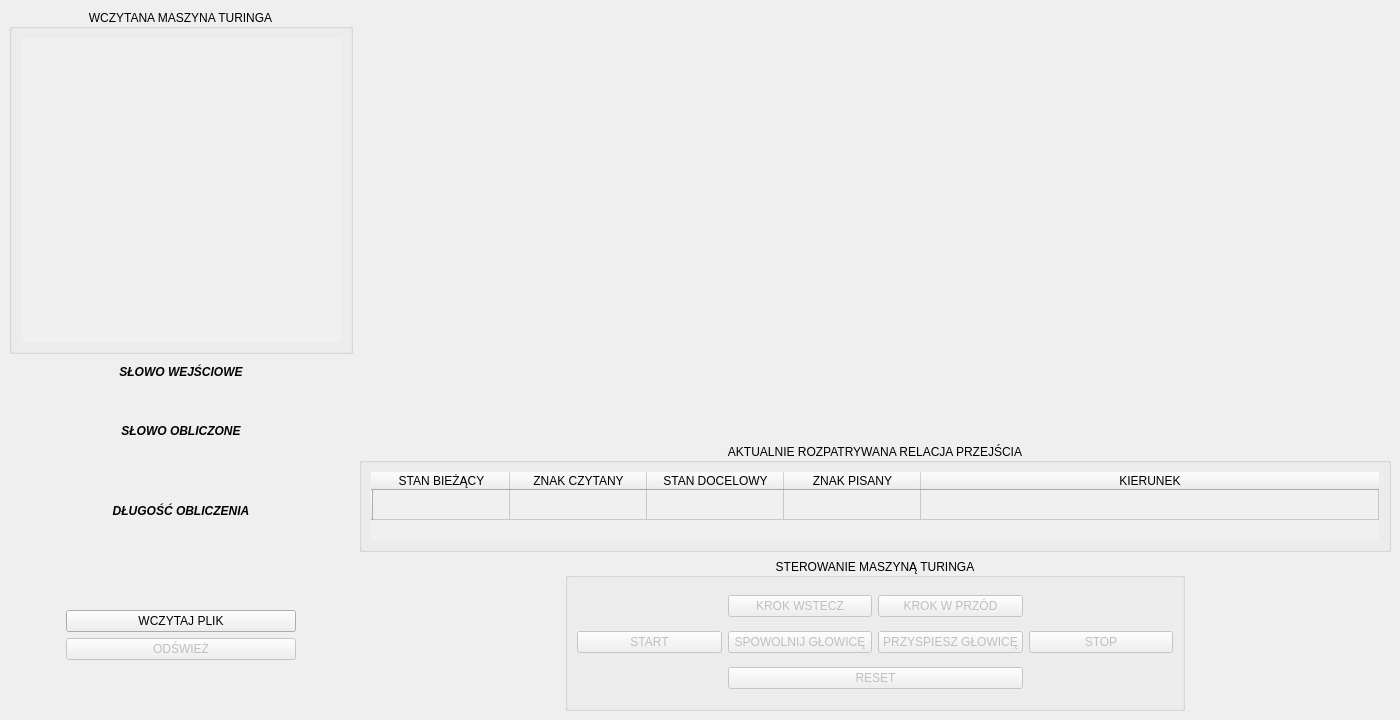
First picture: the form in form.ui, repository MichSosnowski/Deterministic_Turing_Machine, before the edit.
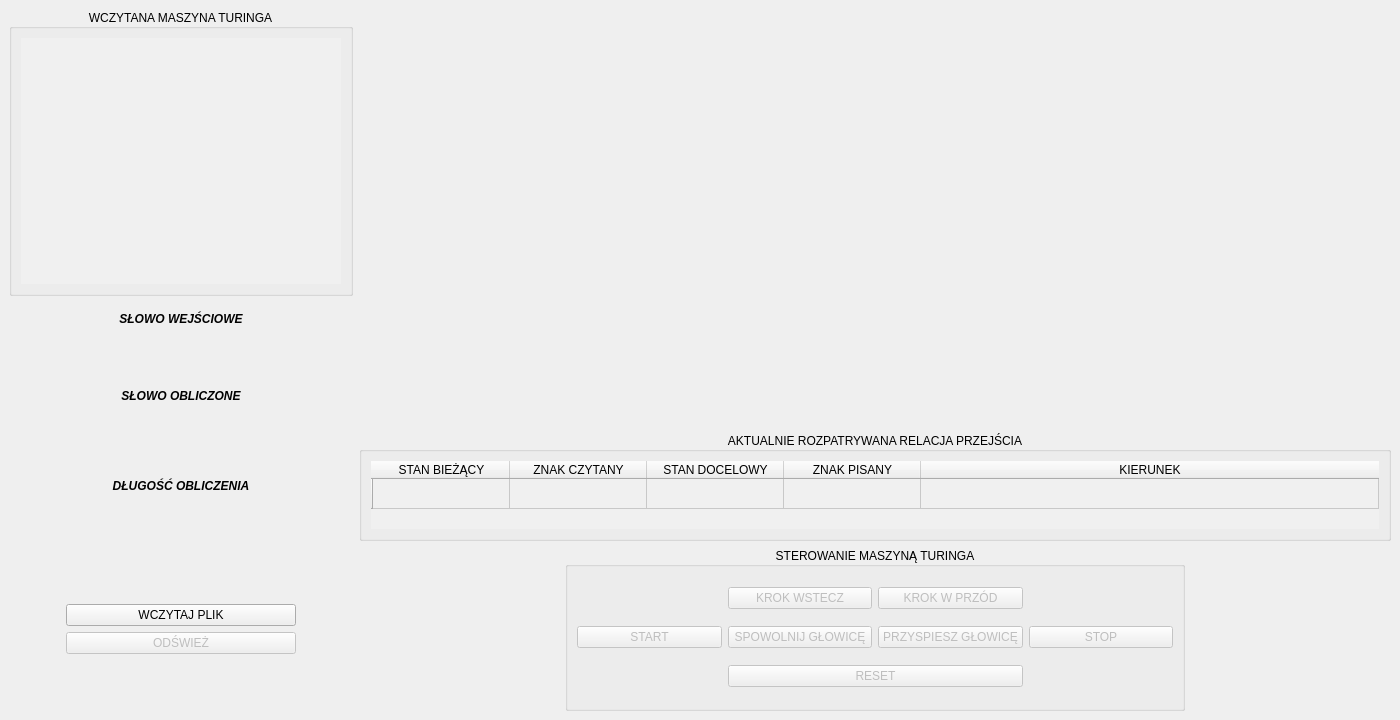
Second picture: the form after the edit.

Commit message: Added ScrollArea for the label used in drawing Turing's machine

Diff of the .ui file:
```diff
--- a/form.ui
+++ b/form.ui
@@ -14,8 +14,8 @@
    <string>MainWindow</string>
   </property>
   <widget class="QWidget" name="centralwidget">
-   <layout class="QGridLayout" name="gridLayout_2" rowstretch="5,2,2,1,1,2,2,2" columnstretch="1,3">
-    <item row="0" column="0" rowspan="3">
+   <layout class="QGridLayout" name="gridLayout_2" rowstretch="5,2,2,1,1,2,2" columnstretch="1,3">
+    <item row="0" column="0" rowspan="2">
      <layout class="QHBoxLayout" name="horizontalLayout_3">
       <item>
        <widget class="QGroupBox" name="groupBox_2">
@@ -41,7 +41,7 @@
       </item>
      </layout>
     </item>
-    <item row="6" column="1" rowspan="2">
+    <item row="5" column="1" rowspan="2">
      <layout class="QHBoxLayout" name="horizontalLayout_2" stretch="1,3,1">
       <item>
        <spacer name="horizontalSpacer_4">
@@ -153,7 +153,89 @@
       </item>
      </layout>
     </item>
-    <item row="6" column="0" rowspan="2">
+    <item row="4" column="1">
+     <widget class="QGroupBox" name="groupBox_3">
+      <property name="title">
+       <string>AKTUALNIE ROZPATRYWANA RELACJA PRZEJŚCIA</string>
+      </property>
+      <property name="alignment">
+       <set>Qt::AlignCenter</set>
+      </property>
+      <property name="flat">
+       <bool>false</bool>
+      </property>
+      <layout class="QVBoxLayout" name="verticalLayout">
+       <item>
+        <widget class="QTableWidget" name="tape_state_table">
+         <property name="focusPolicy">
+          <enum>Qt::NoFocus</enum>
+         </property>
+         <property name="styleSheet">
+          <string notr="true">background-color: rgb(240, 240, 240);</string>
+         </property>
+         <property name="frameShape">
+          <enum>QFrame::NoFrame</enum>
+         </property>
+         <property name="editTriggers">
+          <set>QAbstractItemView::NoEditTriggers</set>
+         </property>
+         <property name="tabKeyNavigation">
+          <bool>false</bool>
+         </property>
+         <property name="selectionMode">
+          <enum>QAbstractItemView::NoSelection</enum>
+         </property>
+         <attribute name="horizontalHeaderCascadingSectionResizes">
+          <bool>false</bool>
+         </attribute>
+         <attribute name="horizontalHeaderDefaultSectionSize">
+          <number>137</number>
+         </attribute>
+         <attribute name="horizontalHeaderHighlightSections">
+          <bool>false</bool>
+         </attribute>
+         <attribute name="horizontalHeaderStretchLastSection">
+          <bool>true</bool>
+         </attribute>
+         <attribute name="verticalHeaderCascadingSectionResizes">
+          <bool>false</bool>
+         </attribute>
+         <row>
+          <property name="text">
+           <string/>
+          </property>
+         </row>
+         <column>
+          <property name="text">
+           <string>STAN BIEŻĄCY</string>
+          </property>
+         </column>
+         <column>
+          <property name="text">
+           <string>ZNAK CZYTANY</string>
+          </property>
+         </column>
+         <column>
+          <property name="text">
+           <string>STAN DOCELOWY</string>
+          </property>
+         </column>
+         <column>
+          <property name="text">
+           <string>ZNAK PISANY</string>
+          </property>
+         </column>
+         <column>
+          <property name="text">
+           <string>KIERUNEK</string>
+          </property>
+         </column>
+        </widget>
+       </item>
+      </layout>
+     </widget>
+    </item>
+    <item row="5" column="0" rowspan="2">
      <layout class="QGridLayout" name="gridLayout_4" columnstretch="1,4,1">
       <item row="1" column="1">
        <widget class="QPushButton" name="load_file_button">
@@ -252,7 +334,7 @@
       </item>
      </layout>
     </item>
-    <item row="3" column="0" rowspan="3">
+    <item row="2" column="0" rowspan="3">
      <layout class="QVBoxLayout" name="verticalLayout_3">
       <item>
        <widget class="QLabel" name="label">
@@ -374,93 +456,33 @@
       </item>
      </layout>
     </item>
-    <item row="0" column="1" rowspan="5">
-     <widget class="QLabel" name="turing_machine_label">
-      <property name="text">
-       <string/>
+    <item row="0" column="1" rowspan="4">
+     <widget class="QScrollArea" name="scrollArea_2">
+      <property name="frameShape">
+       <enum>QFrame::NoFrame</enum>
       </property>
-     </widget>
-    </item>
-    <item row="5" column="1">
-     <widget class="QGroupBox" name="groupBox_3">
-      <property name="title">
-       <string>AKTUALNIE ROZPATRYWANA RELACJA PRZEJŚCIA</string>
+      <property name="widgetResizable">
+       <bool>true</bool>
       </property>
-      <property name="alignment">
-       <set>Qt::AlignCenter</set>
-      </property>
-      <property name="flat">
-       <bool>false</bool>
-      </property>
-      <layout class="QVBoxLayout" name="verticalLayout">
-       <item>
-        <widget class="QTableWidget" name="tape_state_table">
-         <property name="focusPolicy">
-          <enum>Qt::NoFocus</enum>
-         </property>
-         <property name="styleSheet">
-          <string notr="true">background-color: rgb(240, 240, 240);</string>
-         </property>
-         <property name="frameShape">
-          <enum>QFrame::NoFrame</enum>
-         </property>
-         <property name="editTriggers">
-          <set>QAbstractItemView::NoEditTriggers</set>
-         </property>
-         <property name="tabKeyNavigation">
-          <bool>false</bool>
-         </property>
-         <property name="selectionMode">
-          <enum>QAbstractItemView::NoSelection</enum>
-         </property>
-         <attribute name="horizontalHeaderCascadingSectionResizes">
-          <bool>false</bool>
-         </attribute>
-         <attribute name="horizontalHeaderDefaultSectionSize">
-          <number>137</number>
-         </attribute>
-         <attribute name="horizontalHeaderHighlightSections">
-          <bool>false</bool>
-         </attribute>
-         <attribute name="horizontalHeaderStretchLastSection">
-          <bool>true</bool>
-         </attribute>
-         <attribute name="verticalHeaderCascadingSectionResizes">
-          <bool>false</bool>
-         </attribute>
-         <row>
+      <widget class="QWidget" name="scrollAreaWidgetContents_2">
+       <property name="geometry">
+        <rect>
+         <x>0</x>
+         <y>0</y>
+         <width>1028</width>
+         <height>395</height>
+        </rect>
+       </property>
+       <layout class="QVBoxLayout" name="verticalLayout_4">
+        <item>
+         <widget class="QLabel" name="turing_machine_label">
           <property name="text">
            <string/>
           </property>
-         </row>
-         <column>
-          <property name="text">
-           <string>STAN BIEŻĄCY</string>
-          </property>
-         </column>
-         <column>
-          <property name="text">
-           <string>ZNAK CZYTANY</string>
-          </property>
-         </column>
-         <column>
-          <property name="text">
-           <string>STAN DOCELOWY</string>
-          </property>
-         </column>
-         <column>
-          <property name="text">
-           <string>ZNAK PISANY</string>
-          </property>
-         </column>
-         <column>
-          <property name="text">
-           <string>KIERUNEK</string>
-          </property>
-         </column>
-        </widget>
-       </item>
-      </layout>
+         </widget>
+        </item>
+       </layout>
+      </widget>
      </widget>
     </item>
    </layout>
```
The commit also changes 5 other files.
